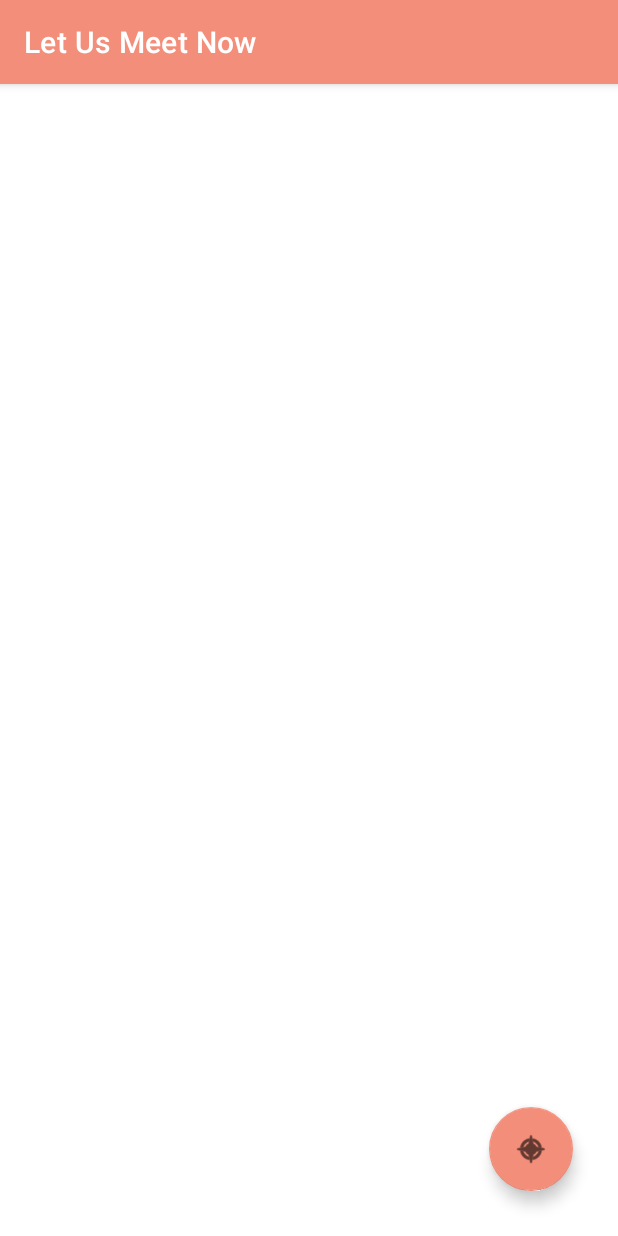
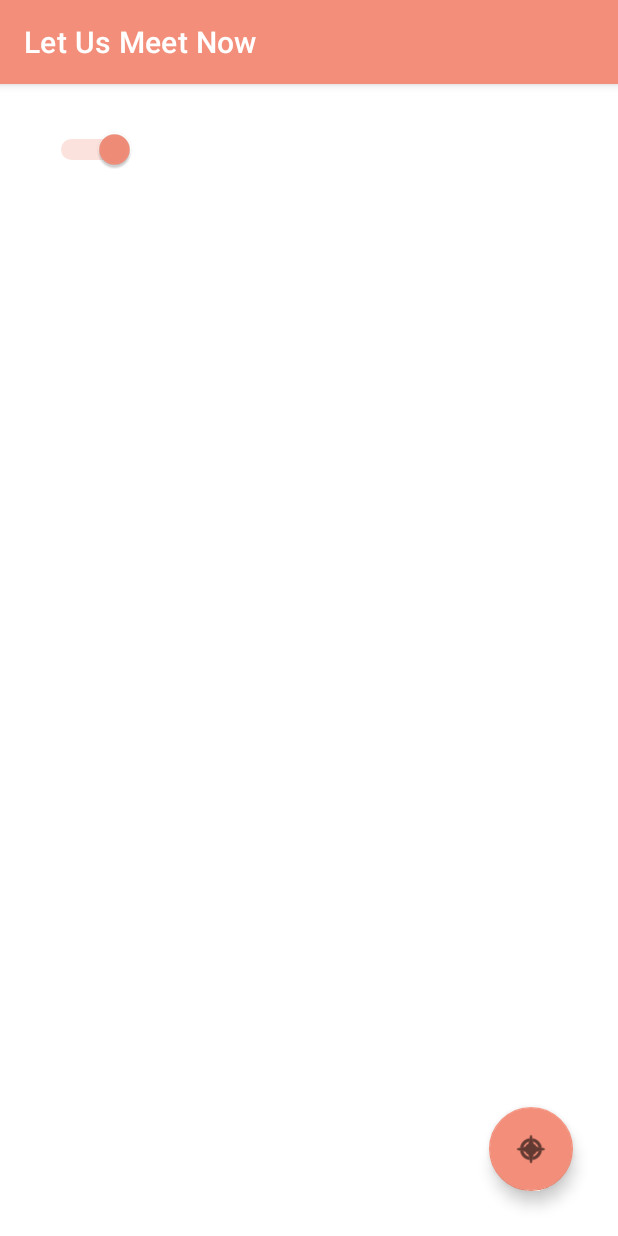
Before and after one commit to khg0343/MadCampProject2, an Android app: the MapActivity screen opened directly, with no data from a screen before it, after a tap on an icon or button, on a phone screen of 412 x 824 dp. Run offline under Robolectric (Android 15) with nearby library versions, the phone set to English and light mode, and no system bars; libraries missing offline, so code that uses them is left out: io.socket.client, io.socket.emitter, net.daum.mf; 21 statements that could not run were skipped.

Commit message:
Feat : Map Active Switch Make

```diff
--- a/app/src/main/java/com/example/madcampproject2/MapActivity.java
+++ b/app/src/main/java/com/example/madcampproject2/MapActivity.java
@@ -8,23 +8,21 @@ import android.os.Bundle;
 import android.util.Log;
 import android.view.View;
 import android.view.ViewGroup;
+import android.widget.CompoundButton;
 import android.widget.ImageView;
+import android.widget.Switch;
 import android.widget.TextView;
 import android.widget.Toast;
 
 import net.daum.mf.map.api.CalloutBalloonAdapter;
-import net.daum.mf.map.api.CameraUpdateFactory;
-import net.daum.mf.map.api.MapCircle;
 import net.daum.mf.map.api.MapPOIItem;
 import net.daum.mf.map.api.MapPoint;
-import net.daum.mf.map.api.MapPointBounds;
 import net.daum.mf.map.api.MapView;
 
 import androidx.appcompat.app.AlertDialog;
 import androidx.appcompat.app.AppCompatActivity;
 
 import com.google.android.material.floatingactionbutton.FloatingActionButton;
-import com.kakao.auth.Session;
 
 import org.json.JSONException;
 import org.json.JSONObject;
@@ -46,6 +44,9 @@ public class MapActivity extends AppCompatActivity {
     private MarkerEventListener eventListener = new MarkerEventListener(this);
     private static Socket socket;
 
+    FloatingActionButton btnActivity;
+    Switch switchActivity;
+
     @Override
     protected void onCreate(Bundle savedInstanceState) {
         super.onCreate(savedInstanceState);
@@ -54,8 +55,6 @@ public class MapActivity extends AppCompatActivity {
         LoginResult.getSocket().emit("join", LoginResult.getLoginUser().getEmail());
         Log.e("Map Activity", "Create");
 
-        FloatingActionButton btnActivity = findViewById(R.id.btn_active);
-
         mapView = new MapView(this);
         ViewGroup mapViewContainer = (ViewGroup) findViewById(R.id.mapView);
         mapViewContainer.addView(mapView);
@@ -63,25 +62,20 @@ public class MapActivity extends AppCompatActivity {
         // 중심점 변경
         gpsTracker = new GpsTracker(this);
 
-        double latitude = gpsTracker.getLatitude();
-        double longitude = gpsTracker.getLongitude();
+        double latitude = gpsTracker.getLatitude(); double longitude = gpsTracker.getLongitude();
+        mapView.setMapCenterPoint(MapPoint.mapPointWithGeoCoord(latitude, longitude), true);
+        mapView.setZoomLevel(7, true); // 줌 레벨 변경
+        mapView.setMapCenterPointAndZoomLevel(MapPoint.mapPointWithGeoCoord(latitude, longitude), 3, true); // 중심점 변경 + 줌 레벨 변경 (줌 레벨 숫자가 작을수록 확대되어 보임)
 
-        mapView.setMapCenterPoint(MapPoint.mapPointWithGeoCoord(latitude, longitude), true);
-        // 줌 레벨 변경
-        mapView.setZoomLevel(7, true);
-        // 중심점 변경 + 줌 레벨 변경 (줌 레벨 숫자가 작을수록 확대되어 보임)
-        mapView.setMapCenterPointAndZoomLevel(MapPoint.mapPointWithGeoCoord(latitude, longitude), 3, true);
-        // 줌 인
-        mapView.zoomIn(true);
-        // 줌 아웃
-        mapView.zoomOut(true);
+        mapView.zoomIn(true); // 줌 인
+        mapView.zoomOut(true); // 줌 아웃
 
         mapView.setCalloutBalloonAdapter(new CustomBalloonAdapter());
         mapView.setPOIItemEventListener(eventListener);  // 마커 클릭 이벤트 리스너 등록
 
-        // 현재 위치 트래킹 모드
-        mapView.setCurrentLocationTrackingMode(MapView.CurrentLocationTrackingMode.TrackingModeOnWithoutHeading);
+        mapView.setCurrentLocationTrackingMode(MapView.CurrentLocationTrackingMode.TrackingModeOnWithoutHeading); // 현재 위치 트래킹 모드
 
+        btnActivity = findViewById(R.id.btn_active);
         btnActivity.setOnClickListener(new View.OnClickListener() {
             @Override
             public void onClick(View view) {
@@ -94,10 +88,28 @@ public class MapActivity extends AppCompatActivity {
                 LoginResult.getLoginUser().setLongitude(longitude);
                 LoginResult.getLoginUser().setIsActive(true);
 
-                setUserGPSInfo();
+                setActive();
 
                 getActiveUsers();
 
+            }
+        });
+
+        switchActivity = findViewById(R.id.sb_active);
+        switchActivity.bringToFront();
+        switchActivity.setOnCheckedChangeListener(new CompoundButton.OnCheckedChangeListener() {
+            public void onCheckedChanged(CompoundButton buttonView, boolean isChecked) {
+                if (isChecked) {
+                    // The toggle is enabled
+                    btnActivity.show();
+                    mapView.setCurrentLocationRadius(500); // Draw a circle around 500 meter
+                    setActive();
+                } else {
+                    // The toggle is disabled
+                    btnActivity.hide();
+                    mapView.setCurrentLocationRadius(0); // Draw a circle around 500 meter
+                    setInActive();
+                }
             }
         });
 
@@ -251,7 +263,39 @@ public class MapActivity extends AppCompatActivity {
 
     }
 
-    private void setUserGPSInfo() {
+    private void setInActive() {
+
+        // Send two user's information to server
+        HashMap<String, Object> map = new HashMap<>();
+
+        LoginResult.getLoginUser().setIsActive(false);
+        map.put("email", LoginResult.getLoginUser().getEmail());
+        map.put("isactive", LoginResult.getLoginUser().getIsActive());
+
+        Call<Void> call = LoginResult.getRetrofitInterface().executeInActive(map);
+        call.enqueue(new Callback<Void>() {
+            @Override
+            public void onResponse(Call<Void> call, Response<Void> response) {
+
+                if (response.code() == 200) {
+                    Toast.makeText(MapActivity.this,
+                            "Send to Server successfully", Toast.LENGTH_LONG).show();
+
+                } else if (response.code() == 400) {
+                    Toast.makeText(MapActivity.this,
+                            "Failed to send ", Toast.LENGTH_LONG).show();
+                }
+            }
+            @Override
+            public void onFailure(Call<Void> call, Throwable t) {
+                Toast.makeText(MapActivity.this, t.getMessage(),
+                        Toast.LENGTH_LONG).show();
+            }
+        });
+
+    }
+
+    private void setActive() {
 
         HashMap<String, Object> map = new HashMap<>();
 
--- a/app/src/main/java/com/example/madcampproject2/RetrofitInterface.java
+++ b/app/src/main/java/com/example/madcampproject2/RetrofitInterface.java
@@ -19,6 +19,9 @@ public interface RetrofitInterface {
     @POST("/active")
     Call<Void> executeActive (@Body HashMap<String, Object> map);
 
+    @POST("/active")
+    Call<Void> executeInActive (@Body HashMap<String, Object> map);
+
     @POST("./active_users")
     Call<List<User>> findActiveUsers (@Body HashMap<String, Boolean> map);
 
--- a/app/src/main/res/layout/activity_map.xml
+++ b/app/src/main/res/layout/activity_map.xml
@@ -6,6 +6,20 @@
     android:layout_width="match_parent"
     android:layout_height="match_parent"
     android:orientation="vertical">
+
+    <Switch
+        android:id="@+id/sb_active"
+        android:layout_width="wrap_content"
+        android:layout_height="wrap_content"
+        android:layout_alignParentTop="true"
+        android:layout_alignParentLeft="true"
+        android:layout_alignParentStart="true"
+        android:layout_margin="30dp"
+        android:switchMinWidth="60dp"
+        android:checked="true"
+        android:textOff="OFF"
+        android:textOn="ON"
+        tools:ignore="UseSwitchCompatOrMaterialXml"/>
 
     <RelativeLayout
         android:id="@+id/mapView"
--- a/app/src/main/res/values/styles.xml
+++ b/app/src/main/res/values/styles.xml
@@ -9,4 +9,5 @@
         <item name="android:buttonBarStyle">?android:attr/buttonBarStyle</item>
     </style>
 
+
 </resources>
```
